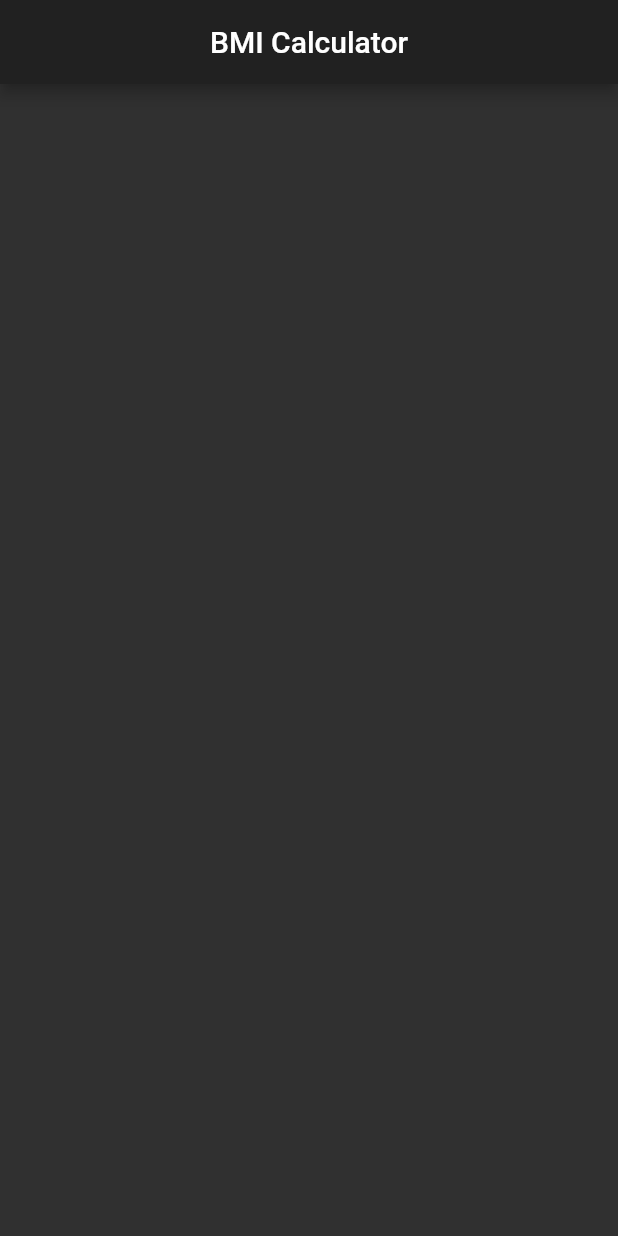
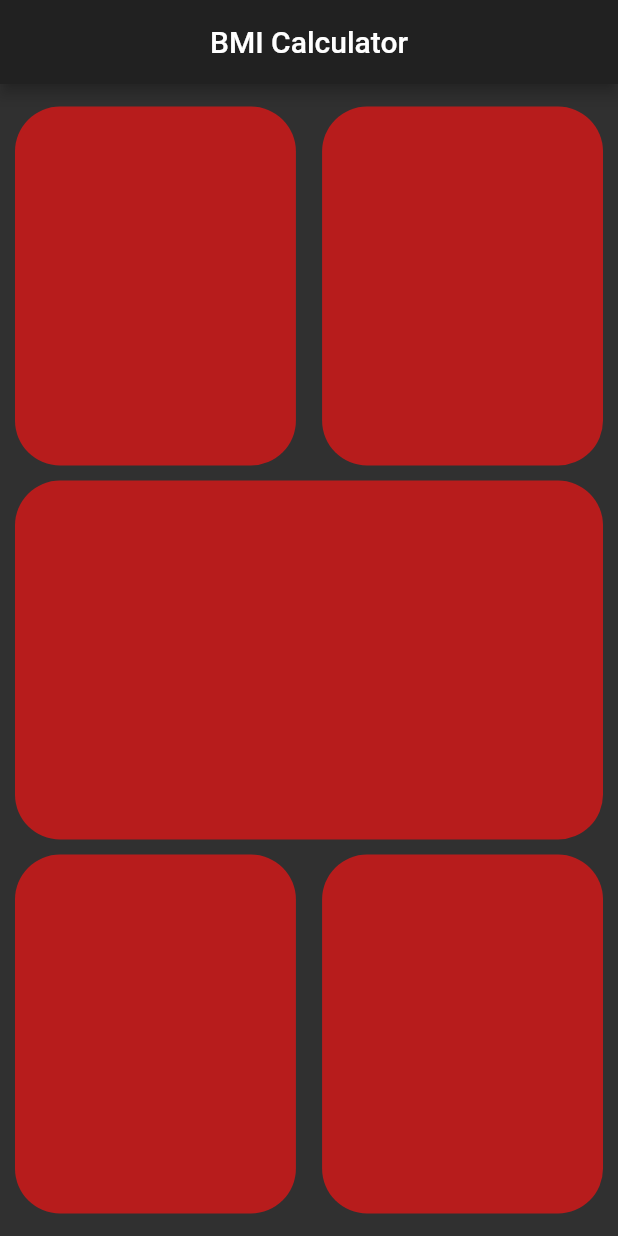
Before and after one commit to AMANDEEP-DAS/bmi-calculator, a Flutter app: the screen it shows after launch, on a phone screen of 412 x 824 dp. Run offline on Flutter 3.47's test engine with Material 2 defaults, Android fonts, the phone set to English and light mode, and no system bars.

Commit message:
containers added

```diff
--- /dev/null
+++ b/lib/screens/container.dart
@@ -0,0 +1,16 @@
+import 'package:flutter/material.dart';
+
+class BoxContainers extends StatelessWidget {
+
+  @override
+  Widget build(BuildContext context) {
+    return Container(
+      height: MediaQuery.of(context).size.height,
+      width: MediaQuery.of(context).size.width/2.2,
+      decoration: BoxDecoration(
+        color: Colors.red.shade900,
+        borderRadius: BorderRadius.all(Radius.circular(30))
+      ),
+    );
+  }
+}
--- a/lib/screens/input_screen.dart
+++ b/lib/screens/input_screen.dart
@@ -1,4 +1,6 @@
 import 'package:flutter/material.dart';
+
+import 'container.dart';
 
 class InputScreen extends StatefulWidget {
   const InputScreen({Key? key}) : super(key: key);
@@ -14,12 +16,40 @@ class _InputScreenState extends State<InputScreen> {
       appBar: AppBar(
         title: Center(child: Text('BMI Calculator')),
       ),
-      body: Column(
-        children: [
-          Expanded(child: Row()),
-          Expanded(child: Row()),
-          Expanded(child: Row()),
-        ],
+      body: Padding(
+        padding: const EdgeInsets.symmetric(vertical: 15,horizontal: 10),
+        child: Column(
+          children: [
+            Expanded(child: Row(
+              mainAxisAlignment: MainAxisAlignment.spaceBetween,
+              children: [
+                BoxContainers(),
+                BoxContainers(),
+              ],
+            )),
+            SizedBox(height: 10,),
+            Expanded(child: Row(
+              children: [
+                Container(
+                  height: MediaQuery.of(context).size.height,
+                  width: MediaQuery.of(context).size.width-20,
+                  decoration: BoxDecoration(
+                      color: Colors.red.shade900,
+                      borderRadius: BorderRadius.all(Radius.circular(30))
+                  ),
+                )
+              ],
+            )),
+            SizedBox(height: 10,),
+            Expanded(child: Row(
+              mainAxisAlignment: MainAxisAlignment.spaceBetween,
+              children: [
+                BoxContainers(),
+                BoxContainers(),
+              ],
+            )),
+          ],
+        ),
       ),
     );
   }
```
